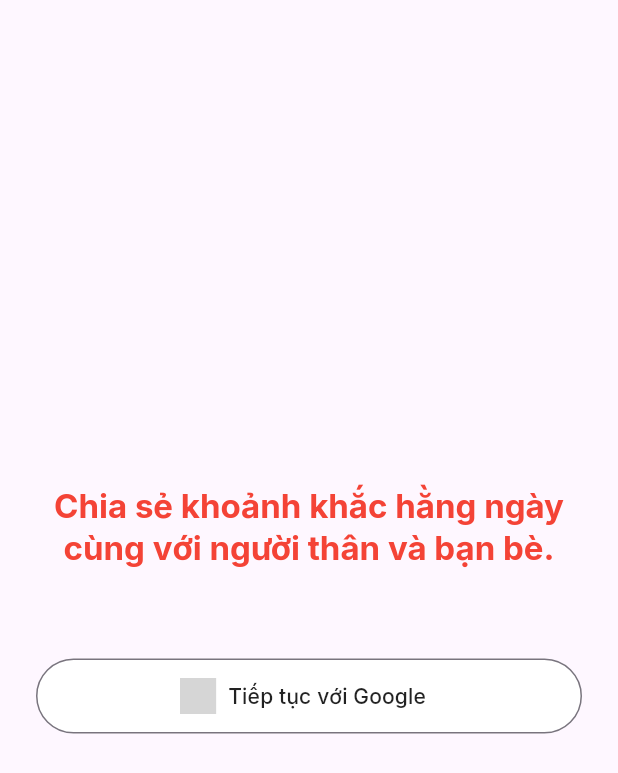
After one commit to ThanhDatB2110119/audiobooks, a Flutter app: the LoginPage screen opened directly, on a phone screen of 412 x 824 dp. The commit adds this screen. Shown: the top 773 px of the screen. Run offline on Flutter 3.47's test engine with Material 3 defaults, Android fonts, the phone set to English and light mode, and no system bars; our stand-ins replace dio, flutter_svg, get_it, go_router, google_fonts, injectable and 1 more; grey boxes are pictures that could not be loaded.

Commit message:
Add login page and integrate flutter_svg package
login_page

```diff
--- /dev/null
+++ b/devtools_options.yaml
@@ -0,0 +1,3 @@
+description: This file stores settings for Dart & Flutter DevTools.
+documentation: https://docs.flutter.dev/tools/devtools/extensions#configure-extension-enablement-states
+extensions:
--- /dev/null
+++ b/lib/presentation/features/auth/view/login_page.dart
@@ -0,0 +1,98 @@
+import 'package:flutter/material.dart';
+// Giả sử bạn có flutter_svg trong pubspec.yaml để hiển thị icon Google
+import 'package:flutter_svg/flutter_svg.dart';
+
+class LoginPage extends StatelessWidget {
+  const LoginPage({super.key});
+
+  @override
+  Widget build(BuildContext context) {
+    final theme = Theme.of(context);
+
+    return Scaffold(
+      body: Container(
+        child: SafeArea(
+          child: Padding(
+            padding: const EdgeInsets.symmetric(horizontal: 24.0),
+            child: Column(
+              children: [
+                // PHẦN CHÍNH Ở GIỮA
+                Expanded(
+                  child: Center(
+                    child: Column(
+                      mainAxisSize: MainAxisSize.min,
+                      children: [
+                        const SizedBox(height: 40),
+                        Text(
+                          'Chia sẻ khoảnh khắc hằng ngày cùng với người thân và bạn bè.',
+                          textAlign: TextAlign.center,
+                          style: theme.textTheme.titleLarge?.copyWith(
+                            color: Colors.red,
+                            fontWeight: FontWeight.bold,
+                          ),
+                        ),
+                        const SizedBox(height: 60),
+                        SizedBox(
+                          width: double.infinity,
+                          height: 50,
+                          child: OutlinedButton.icon(
+                            // Phần logic đã được loại bỏ, thay bằng một hàm rỗng
+                            onPressed: () {
+                              print("Nút 'Tiếp tục với Google' được nhấn!");
+                            },
+                            icon: SvgPicture.asset(
+                              'assets/icons/google icon.svg',
+                              height: 24,
+                            ),
+                            label: const Text('Tiếp tục với Google'),
+                            style: OutlinedButton.styleFrom(
+                              backgroundColor: Colors.white,
+                              foregroundColor: Colors.black87,
+                              shape: RoundedRectangleBorder(
+                                borderRadius: BorderRadius.circular(30),
+                              ),
+                            ),
+                          ),
+                        ),
+                      ],
+                    ),
+                  ),
+                ),
+
+                // PHẦN CHÂN TRANG
+                RichText(
+                  textAlign: TextAlign.center,
+                  text: TextSpan(
+                    style: theme.textTheme.bodySmall?.copyWith(
+                      color: Colors.white.withOpacity(0.7),
+                      fontSize: 12,
+                    ),
+                    children: const [
+                      TextSpan(text: 'Bằng cách đăng ký, bạn đồng ý với '),
+                      TextSpan(
+                        text: 'Điều khoản',
+                        style: TextStyle(color: Colors.white),
+                      ),
+                      TextSpan(text: ', '),
+                      TextSpan(
+                        text: 'Chính sách riêng tư',
+                        style: TextStyle(color: Colors.white),
+                      ),
+                      TextSpan(text: ' và '),
+                      TextSpan(
+                        text: 'Sử dụng cookie',
+                        style: TextStyle(color: Colors.white),
+                      ),
+                      TextSpan(text: ' của chúng tôi.'),
+                    ],
+                  ),
+                ),
+                const SizedBox(height: 20),
+              ],
+            ),
+          ),
+        ),
+      ),
+    );
+  }
+}
--- a/pubspec.yaml
+++ b/pubspec.yaml
@@ -49,6 +49,7 @@ dependencies:
   google_fonts: ^6.3.1
   logger: ^2.6.1
   dartz: ^0.10.1
+  flutter_svg: ^2.2.1
 
 dev_dependencies:
   flutter_test:
```
Also changed, not shown: lib/core/router/app_router.dart (+12 -4 lines), pubspec.lock.
